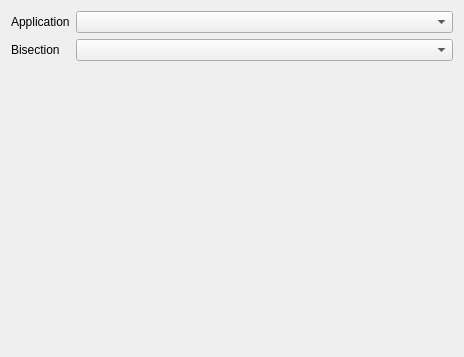
Above: gui/mozregui/ui/intro.ui from mozilla/mozregression before the change. Below: the same form after it.
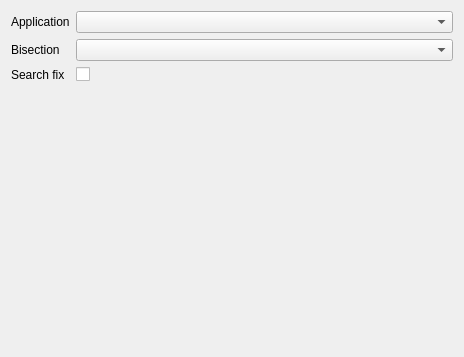
That is the form after the change.

Commit message: add a checkbox to choose to find a fix instead of a regression in wizard

Patch:
```diff
--- a/gui/mozregui/ui/intro.ui
+++ b/gui/mozregui/ui/intro.ui
@@ -36,6 +36,23 @@
      <item row="1" column="1">
       <widget class="QComboBox" name="bisect_combo"/>
      </item>
+     <item row="2" column="0">
+      <widget class="QLabel" name="label_3">
+       <property name="toolTip">
+        <string>Search a fix instead of a regression</string>
+       </property>
+       <property name="text">
+        <string>Search fix</string>
+       </property>
+      </widget>
+     </item>
+     <item row="2" column="1">
+      <widget class="QCheckBox" name="find_fix">
+       <property name="text">
+        <string/>
+       </property>
+      </widget>
+     </item>
     </layout>
    </item>
   </layout>
```
The commit also changes 4 other files.
